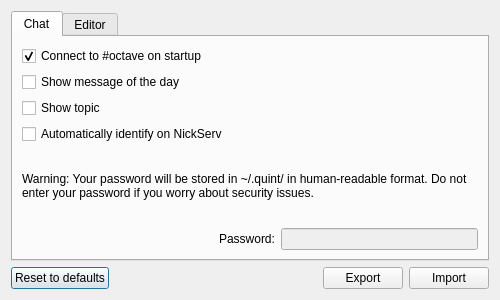
This is gui/src/SettingsDialog.ui in ctaggart/octave as Qt 5 draws it before an edit. The edited form follows.
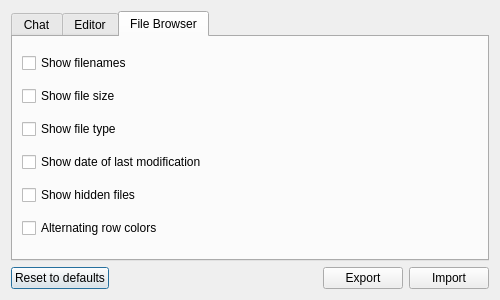
This is the edited form. The open tabs and pages were chosen to show the change.

Commit message: Few minor improvements, added advanced settings for file browser.

```diff
--- a/gui/src/SettingsDialog.ui
+++ b/gui/src/SettingsDialog.ui
@@ -161,6 +161,55 @@
        </item>
       </layout>
      </widget>
+     <widget class="QWidget" name="tab_2">
+      <attribute name="title">
+       <string>File Browser</string>
+      </attribute>
+      <layout class="QVBoxLayout" name="verticalLayout_3">
+       <item>
+        <widget class="QCheckBox" name="showFilenames">
+         <property name="text">
+          <string>Show filenames</string>
+         </property>
+        </widget>
+       </item>
+       <item>
+        <widget class="QCheckBox" name="showFileSize">
+         <property name="text">
+          <string>Show file size</string>
+         </property>
+        </widget>
+       </item>
+       <item>
+        <widget class="QCheckBox" name="showFileType">
+         <property name="text">
+          <string>Show file type</string>
+         </property>
+        </widget>
+       </item>
+       <item>
+        <widget class="QCheckBox" name="showLastModified">
+         <property name="text">
+          <string>Show date of last modification</string>
+         </property>
+        </widget>
+       </item>
+       <item>
+        <widget class="QCheckBox" name="showHiddenFiles">
+         <property name="text">
+          <string>Show hidden files</string>
+         </property>
+        </widget>
+       </item>
+       <item>
+        <widget class="QCheckBox" name="useAlternatingRowColors">
+         <property name="text">
+          <string>Alternating row colors</string>
+         </property>
+        </widget>
+       </item>
+      </layout>
+     </widget>
     </widget>
    </item>
    <item>
```
The commit also changes 10 other files.
